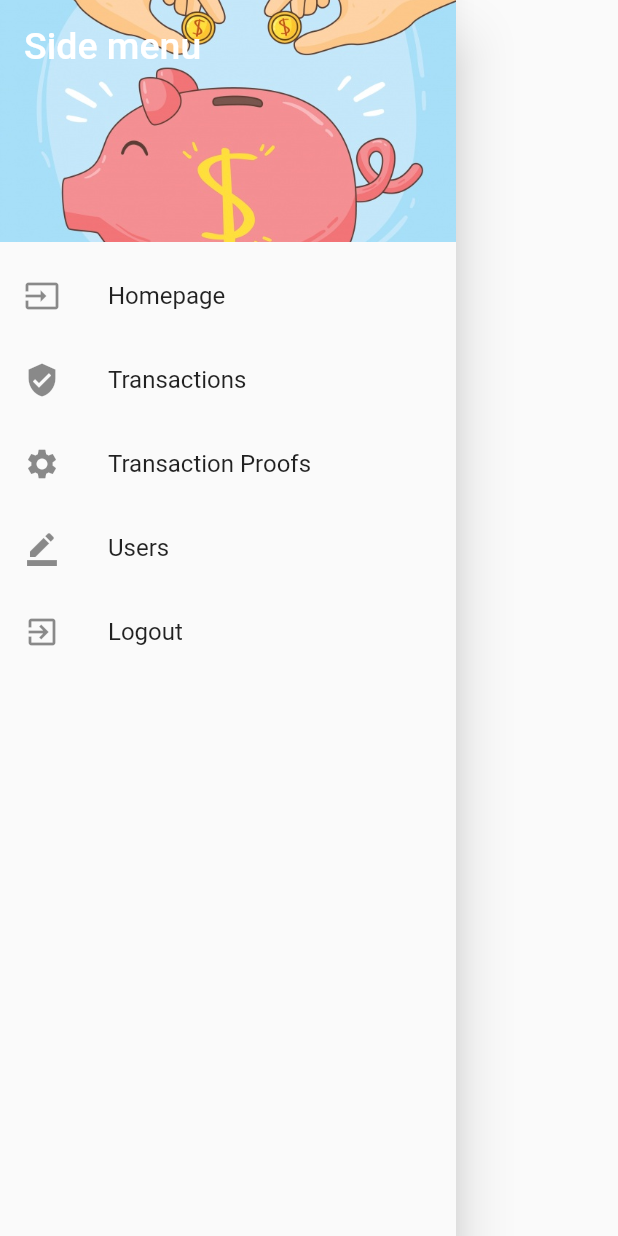
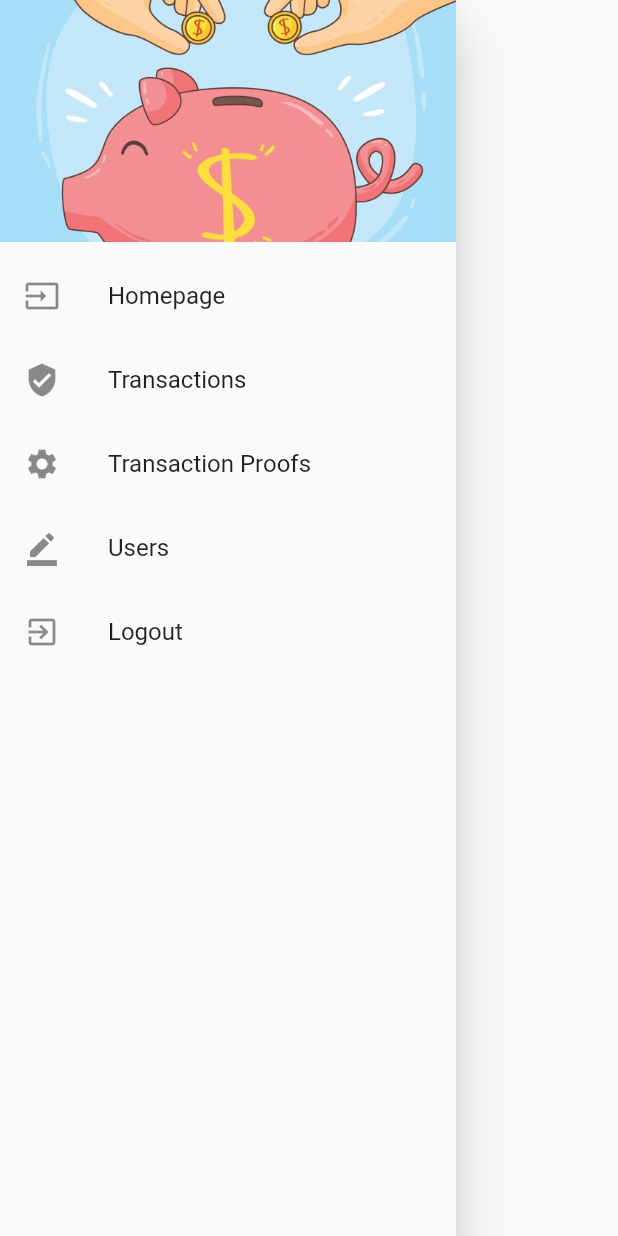
Before and after one commit to mehmetcanhoroz/smart-piggy-bank-mobile, a Flutter app: the NavDrawer widget shown alone on an empty page, opened directly, on a phone screen of 412 x 824 dp. Run offline on Flutter 3.47's test engine with Material 2 defaults, Android fonts, the phone set to English and light mode, and no system bars; our stand-ins replace font_awesome_flutter, google_fonts, modal_progress_hud, shared_preferences; accounts and stored records are empty; network calls fail.

Commit message:
Removed sidebar title

```diff
--- a/smartpiggybank/lib/widgets/nav_drawer.dart
+++ b/smartpiggybank/lib/widgets/nav_drawer.dart
@@ -14,7 +14,7 @@ class NavDrawer extends StatelessWidget {
         children: <Widget>[
           DrawerHeader(
             child: Text(
-              'Side menu',
+              '',
               style: TextStyle(color: Colors.white, fontSize: 25),
             ),
             decoration: BoxDecoration(
```
